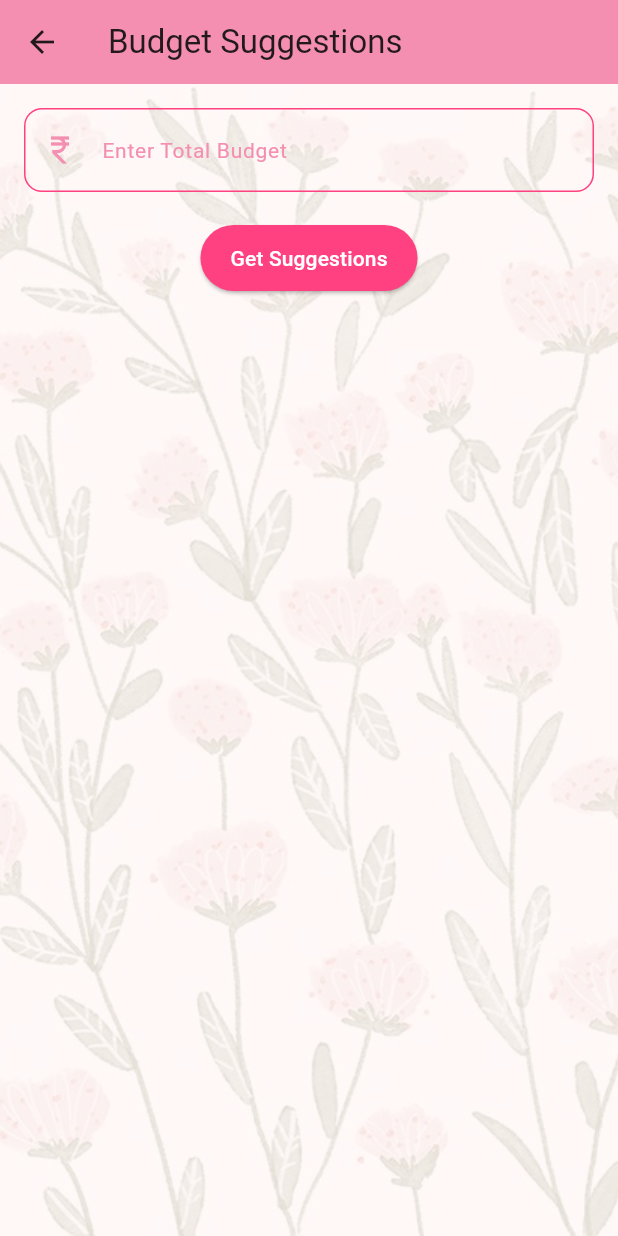
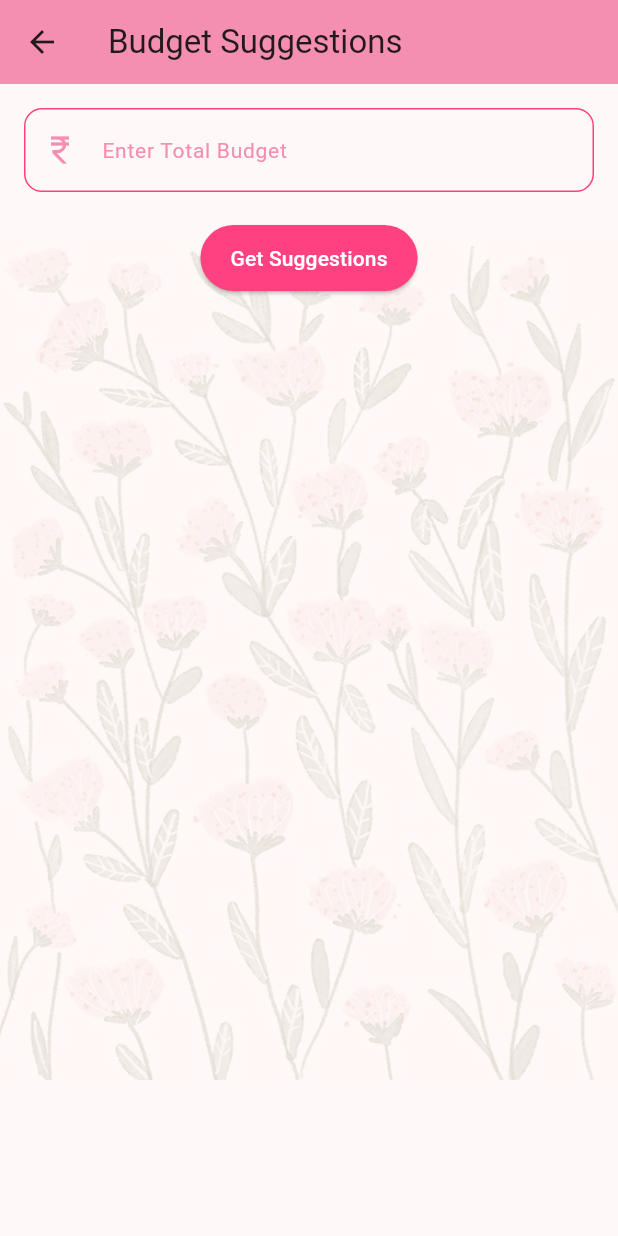
Before and after one commit to nagarkajal101/flutter_app, a Flutter app: the BudgetSuggestionScreen screen opened directly, on a phone screen of 412 x 824 dp. Run offline on Flutter 3.47's test engine with Material 3 defaults, Android fonts, the light colour scheme and no system bars; our stand-ins replace firebase_auth, firebase_core, flutter_slidable, get, google_sign_in, iconsax; accounts and stored records are empty.

Commit message:
Update budget_suggestion_screen.dart

```diff
--- a/lib/screens/budget_suggestion/budget_suggestion_screen.dart
+++ b/lib/screens/budget_suggestion/budget_suggestion_screen.dart
@@ -46,13 +46,13 @@ class _BudgetSuggestionScreenState extends State<BudgetSuggestionScreen> {
       ),
       body: Stack(
         children: [
-      /// Background Image (pastel floral)
+      /// Background Image
       Positioned.fill(
       child: Opacity(
-      opacity: 0.15, // faint background effect
+      opacity: 0.15,
         child: Image.asset(
-          "assets/images/pastel_pink_flower_background.jpeg", // <-- add your floral image in assets
-          fit: BoxFit.cover,
+          "assets/images/pastel_pink_flower_background.jpeg",
+          fit: BoxFit.contain,
         ),
       ),
     ),
```
